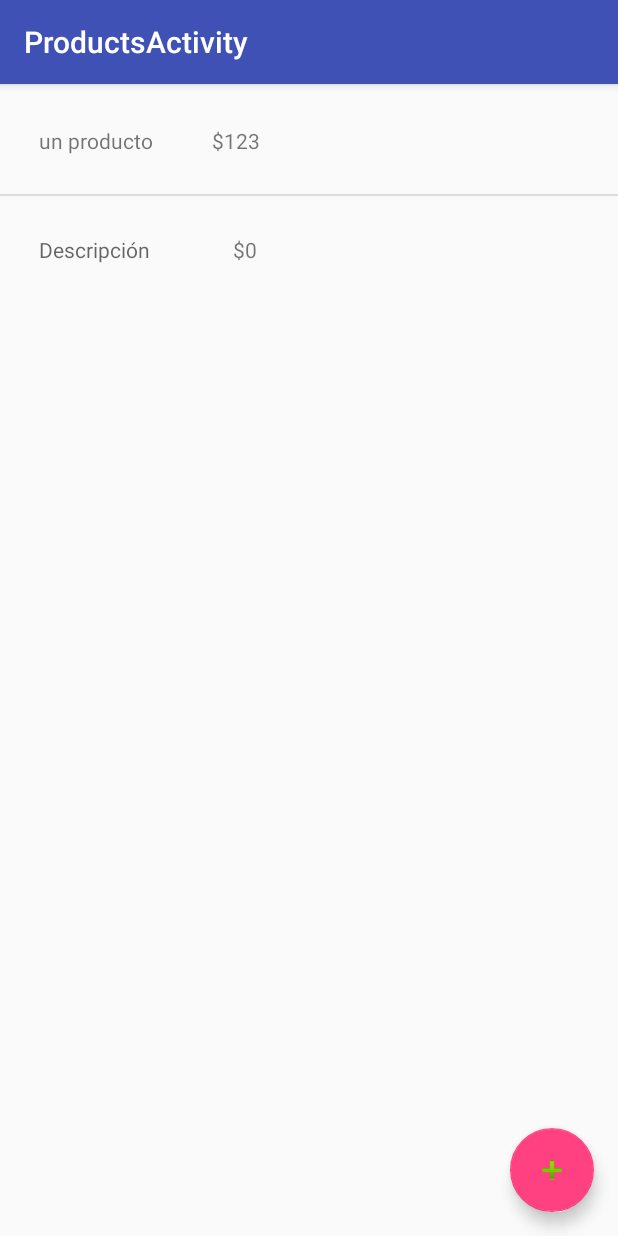
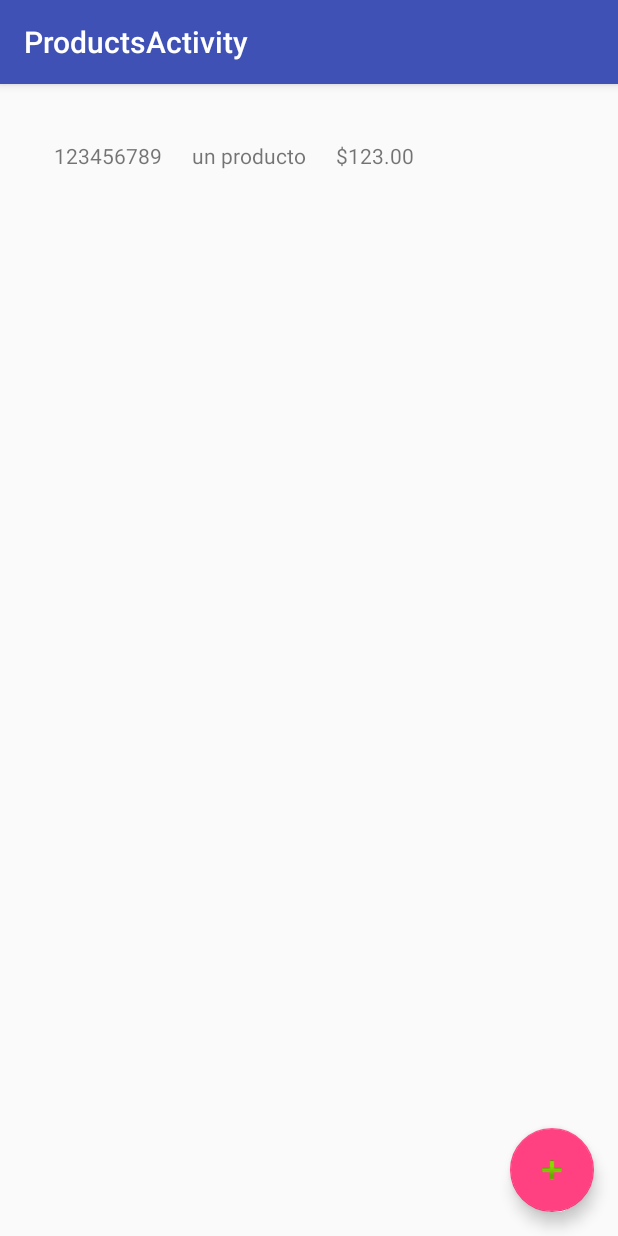
Before and after one commit to charloq/MiniSalesManager, an Android app: the ProductsActivity screen opened directly, with no data from a screen before it, on a phone screen of 412 x 824 dp. Run offline under Robolectric (Android 15) with nearby library versions, the phone set to English and light mode, and no system bars; libraries missing offline, so code that uses them is left out: com.google.zxing.integration.

```diff
--- a/app/src/main/AndroidManifest.xml
+++ b/app/src/main/AndroidManifest.xml
@@ -18,10 +18,11 @@
             android:label="@string/app_name">
             <intent-filter>
                 <action android:name="android.intent.action.MAIN" />
+
                 <category android:name="android.intent.category.LAUNCHER" />
             </intent-filter>
         </activity>
-        <activity android:name=".activity.MainActivity"></activity>
+        <activity android:name=".activity.MainActivity" />
         <activity
             android:name=".activity.SalesActivity"
             android:label="@string/title_activity_sales"
@@ -35,7 +36,8 @@
             android:label="@string/title_activity_purchases"
             android:theme="@style/AppTheme.NoActionBar" />
         <activity android:name=".activity.ScannerActivity" />
-        <activity android:name=".activity.AddProductActivity"></activity>
+        <activity android:name=".activity.AddProductActivity" />
+        <activity android:name=".activity.ProductDetailActivity"></activity>
     </application>
 
 </manifest>
--- a/app/src/main/java/com/manager/minisalesmanager/adapters/ProductAdapter.java
+++ b/app/src/main/java/com/manager/minisalesmanager/adapters/ProductAdapter.java
@@ -1,15 +1,20 @@
 package com.manager.minisalesmanager.adapters;
 
 import android.content.Context;
+import android.content.Intent;
 import android.database.Cursor;
 import android.view.LayoutInflater;
 import android.view.View;
 import android.view.ViewGroup;
+import android.widget.AdapterView;
 import android.widget.ArrayAdapter;
 import android.widget.CursorAdapter;
 import android.widget.TextView;
 
 import com.manager.minisalesmanager.R;
+import com.manager.minisalesmanager.activity.ProductDetailActivity;
+import com.manager.minisalesmanager.activity.ProductsActivity;
+import com.manager.minisalesmanager.commons.Utils;
 import com.manager.minisalesmanager.model.Product;
 
 import java.util.ArrayList;
@@ -21,6 +26,7 @@ public class ProductAdapter extends ArrayAdapter<Product> {
 
     private final Context context;
     private final ArrayList<Product> products;
+
     public ProductAdapter(Context context, ArrayList<Product> products) {
         super(context, -1, products);
         this.context = context;
@@ -30,14 +36,24 @@ public class ProductAdapter extends ArrayAdapter<Product> {
     @Override
     public View getView(int position, View convertView, ViewGroup parent) {
         LayoutInflater inflater = (LayoutInflater) context.getSystemService(Context.LAYOUT_INFLATER_SERVICE);
+        //Holder holder = new Holder();
 
-        View layoutProduct = inflater.inflate(R.layout.content_products, parent, false);
-        TextView txtDescription = (TextView)layoutProduct.findViewById(R.id.description);
-        TextView txtPrice = (TextView)layoutProduct.findViewById(R.id.price);
+        final View layoutProduct = inflater.inflate(R.layout.content_products, parent, false);
+        TextView txtBarCode = (TextView) layoutProduct.findViewById(R.id.barcode);
+        TextView txtDescription = (TextView) layoutProduct.findViewById(R.id.description);
+        TextView txtPrice = (TextView) layoutProduct.findViewById(R.id.price);
         Product actualProduct = products.get(position);
+        txtBarCode.setText(actualProduct.getBarCode());
         txtDescription.setText(actualProduct.getDescription());
-        txtPrice.setText("$" + actualProduct.getPrice().toPlainString());
-
+        txtPrice.setText(Utils.currencyFormat(actualProduct.getPrice()));
+/*
+        layoutProduct.setOnClickListener(new View.OnClickListener() {
+            @Override
+            public void onClick(View v) {
+                Intent intentProductsData = new Intent(layoutProduct.getContext(), ProductDetailActivity.class);
+                layoutProduct.startActivity(intentProductsData);
+            }
+        });*/
         return layoutProduct;
     }
 }
--- /dev/null
+++ b/app/src/main/java/com/manager/minisalesmanager/commons/Utils.java
@@ -0,0 +1,23 @@
+package com.manager.minisalesmanager.commons;
+
+import android.util.Log;
+
+import java.math.BigDecimal;
+import java.text.NumberFormat;
+
+/**
+ * Created by charloq on 2/06/16.
+ */
+public class Utils {
+    private static String LOGTAG = "Utils";
+
+    public static String currencyFormat(BigDecimal n) {
+        String formatted = "";
+        try {
+            formatted = NumberFormat.getCurrencyInstance().format(n);
+        } catch (Exception e) {
+            Log.e(LOGTAG, "Error number formatting", e);
+        }
+        return formatted;
+    }
+}
--- a/app/src/main/res/layout/activity_products.xml
+++ b/app/src/main/res/layout/activity_products.xml
@@ -23,7 +23,7 @@
     <ListView
         android:layout_width="wrap_content"
         android:layout_height="wrap_content"
-        android:id="@+id/listProduct"
+        android:id="@+id/list_product"
         android:layout_alignParentTop="true"
         android:layout_alignParentStart="true"
         android:layout_alignParentBottom="true"
--- a/app/src/main/res/layout/content_products.xml
+++ b/app/src/main/res/layout/content_products.xml
@@ -3,7 +3,8 @@
     android:layout_width="match_parent"
     android:layout_height="match_parent"
     android:orientation="vertical"
-    android:weightSum="1">
+    android:weightSum="1"
+    android:padding="16dp">
 
     <LinearLayout
         android:layout_width="match_parent"
@@ -12,35 +13,30 @@
         android:padding="10dp">
 
         <TextView
-            android:id="@id/description"
+            android:id="@id/barcode"
             android:layout_width="wrap_content"
             android:layout_height="match_parent"
-            android:gravity="left"
-            android:hint="@string/description"
-            android:padding="@dimen/fab_margin" />
+            android:layout_weight="3"
+            android:padding="10dp"
+            android:hint="@string/barCode"/>
 
-        <TextView
-            android:id="@id/price"
-            android:layout_width="wrap_content"
-            android:layout_height="match_parent"
-            android:gravity="right"
-            android:hint="@string/price"
-            android:padding="@dimen/fab_margin" />
+            <TextView
+                android:id="@id/description"
+                android:layout_width="wrap_content"
+                android:layout_height="match_parent"
+                android:layout_weight="5"
+                android:padding="10dp"
+                android:hint="@string/description"/>
+
+            <TextView
+                android:id="@id/price"
+                android:layout_width="wrap_content"
+                android:layout_height="match_parent"
+                android:layout_weight="2"
+                android:padding="10dp"
+                android:hint="@string/price"/>
+
 
     </LinearLayout>
 
-
-    <!--<TextView-->
-    <!--android:id="@id/android:empty"-->
-    <!--android:layout_width="match_parent"-->
-    <!--android:layout_height="wrap_content"-->
-    <!--android:text="@string/empty" />-->
-
-
-    <!--<TextView
-        android:id="@id/barCode"
-        android:hint="@string/barCode"
-        android:layout_width="match_parent"
-        android:layout_height="wrap_content"/>-->
-
 </LinearLayout>
--- a/app/src/main/res/values/ids.xml
+++ b/app/src/main/res/values/ids.xml
@@ -1,4 +1,5 @@
 <?xml version="1.0" encoding="utf-8"?>
 <resources>
     <item name="amount" type="id" />
+    <item name="barcode" type="id">barcode</item>
 </resources>
--- a/app/src/main/res/values/strings.xml
+++ b/app/src/main/res/values/strings.xml
@@ -7,7 +7,7 @@
     <string name="action_sign_in">Entrar</string>
     <string name="action_sign_in_short">Sign in</string>
     <string name="error_invalid_email">El email ingresado no es valido</string>
-    <string name="error_invalid_password">This password is too short</string>
+    <string name="error_invalid_password">La contraseña es demaciado corta</string>
     <string name="error_incorrect_password">La contraseña es incorrecta</string>
     <string name="error_field_required">Este campo es requerido</string>
     <string name="permission_rationale">"Contacts permissions are needed for providing email
@@ -25,4 +25,5 @@
     <string name="barCode">Código</string>
     <string name="price">Precio</string>
     <string name="amount">Monto</string>
+    <string name="error_fields_required">Los campos son requeridos</string>
 </resources>
```
Also changed, not shown: app/src/main/java/com/manager/minisalesmanager/activity/AddProductActivity.java (+8 -18 lines), app/src/main/java/com/manager/minisalesmanager/activity/ProductDetailActivity.java (added, +22 -0 lines), app/src/main/java/com/manager/minisalesmanager/activity/ProductsActivity.java (+25 -15 lines), app/src/main/java/com/manager/minisalesmanager/model/Client.java (added, +25 -0 lines), app/src/main/java/com/manager/minisalesmanager/model/Operation.java (+10 -0 lines), app/src/main/java/com/manager/minisalesmanager/model/ProductStock.java (added, +25 -0 lines), app/src/main/res/layout/activity_product_detail.xml (added, +62 -0 lines), app/src/main/res/layout/content_purchases.xml (+4 -18 lines).
